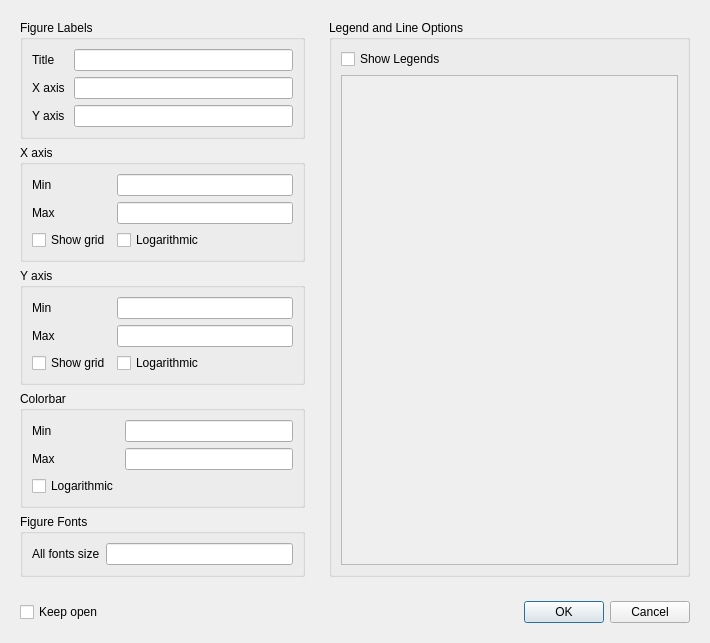
The window that src/mslice/plotting/plot_window/plot_options.ui (mantidproject/mslice) describes before a commit, drawn with Qt 5.
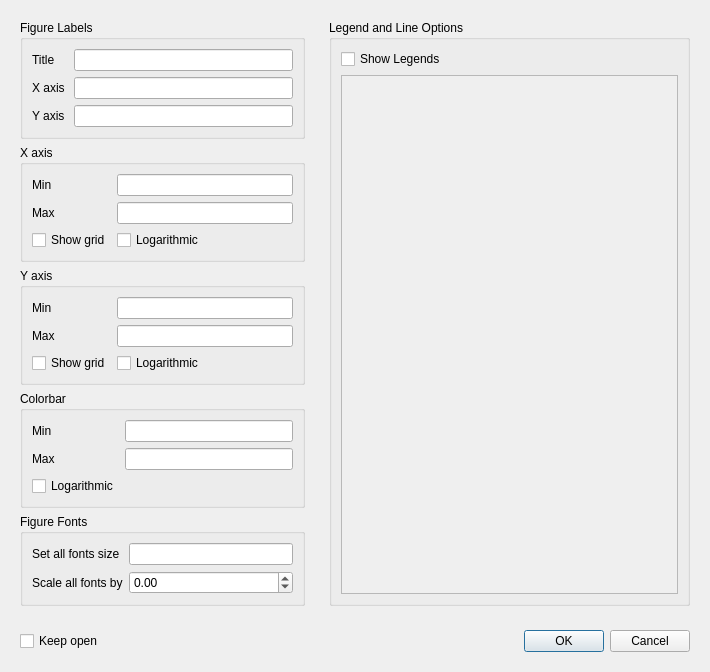
The same window after the commit.

Commit message:
Added opiton to scale fonts
Added an option to scale all fonts in a slice and cut plot as to preserve the proportion of the font sizes.
Changed the getter and setter of plot title as to change only the text in the title, and not other parameters like font size.
All functunality is working except when plot options window is set to open.
When window is not closed, strange things happen when using the scaling option.

```diff
--- a/src/mslice/plotting/plot_window/plot_options.ui
+++ b/src/mslice/plotting/plot_window/plot_options.ui
@@ -240,7 +240,7 @@
          <item row="0" column="0">
           <widget class="QLabel" name="label_8">
            <property name="text">
-            <string>All fonts size</string>
+            <string>Set all fonts size</string>
            </property>
           </widget>
          </item>
@@ -254,6 +254,23 @@
            </property>
           </widget>
          </item>
+         <item row="1" column="0">
+          <widget class="QLabel" name="label_9">
+           <property name="text">
+            <string>Scale all fonts by</string>
+           </property>
+          </widget>
+         </item>
+         <item row="1" column="1">
+          <widget class="QDoubleSpinBox" name="sclAllFntSize">
+           <property name="maximum">
+             <double>50</double>
+           </property>
+           <property name="minimum">
+             <double>-50</double>
+           </property>
+          </widget>
+         </item>
         </layout>
        </widget>
       </item>
```
The commit also changes 5 other files.
